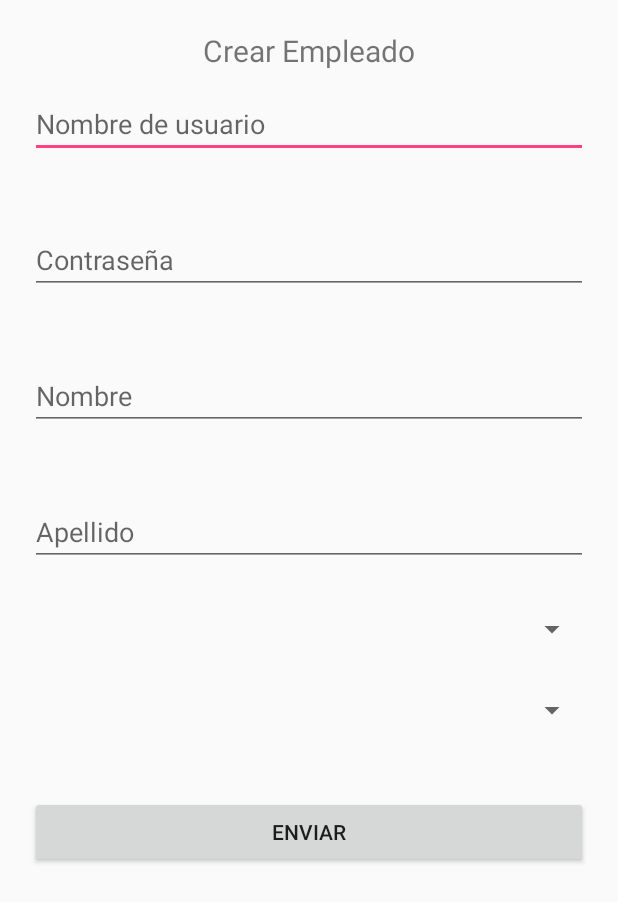
After one commit to MarcosLopez7/POS7Eleven, an Android app: the CreateEmployeeActivity screen opened directly, with no data from a screen before it, on a phone screen of 412 x 824 dp. The commit adds this screen. Shown: the top 902 px of the screen. Run offline under Robolectric (Android 15) with nearby library versions, the phone set to English and light mode, and no system bars; 1 statement that could not run was skipped.

Commit message:
Implementado la creación de empleados

```diff
--- a/app/src/main/AndroidManifest.xml
+++ b/app/src/main/AndroidManifest.xml
@@ -20,7 +20,8 @@
             </intent-filter>
         </activity>
         <activity android:name=".HomeActivity" />
-        <activity android:name=".AdminActivity"></activity>
+        <activity android:name=".AdminActivity" />
+        <activity android:name=".CreateEmployeeActivity"></activity>
     </application>
 
 </manifest>
--- /dev/null
+++ b/app/src/main/res/layout/activity_create_employee.xml
@@ -0,0 +1,89 @@
+<?xml version="1.0" encoding="utf-8"?>
+<RelativeLayout xmlns:android="http://schemas.android.com/apk/res/android"
+    xmlns:app="http://schemas.android.com/apk/res-auto"
+    xmlns:tools="http://schemas.android.com/tools"
+    android:layout_width="match_parent"
+    android:layout_height="match_parent"
+    tools:context="com.assesment.pos7eleven.CreateEmployeeActivity">
+
+    <TextView
+        android:layout_width="wrap_content"
+        android:layout_height="wrap_content"
+        android:text="Crear Empleado"
+        android:layout_centerHorizontal="true"
+        android:layout_marginTop="20sp"
+        android:textSize="20sp"/>
+
+    <LinearLayout
+        android:layout_width="match_parent"
+        android:layout_height="wrap_content"
+        android:orientation="vertical"
+        android:paddingLeft="20dp"
+        android:paddingRight="20dp"
+        android:layout_marginTop="60sp">
+
+        <EditText
+            android:id="@+id/usernameFieldE"
+            android:layout_width="match_parent"
+            android:layout_height="wrap_content"
+            android:ems="10"
+            android:hint="Nombre de usuario"
+            android:inputType="textPersonName"/>
+
+        <EditText
+            android:id="@+id/passwordFieldE"
+            android:layout_width="match_parent"
+            android:layout_height="wrap_content"
+            android:layout_marginTop="45dp"
+            android:ems="10"
+            android:hint="Contraseña"
+            android:inputType="textPassword" />
+
+        <EditText
+            android:id="@+id/nameField"
+            android:layout_width="match_parent"
+            android:layout_height="wrap_content"
+            android:layout_marginTop="45dp"
+            android:ems="10"
+            android:hint="Nombre"
+            android:inputType="textPersonName" />
+
+        <EditText
+            android:id="@+id/lastnameField"
+            android:layout_width="match_parent"
+            android:layout_height="wrap_content"
+            android:layout_marginTop="45dp"
+            android:ems="10"
+            android:hint="Apellido"
+            android:inputType="textPersonName" />
+
+        <android.support.v7.widget.AppCompatSpinner
+            android:layout_width="match_parent"
+            android:layout_height="wrap_content"
+            android:layout_marginTop="30dp"
+            android:isScrollContainer="false"
+            android:id="@+id/positionSP">
+
+        </android.support.v7.widget.AppCompatSpinner>
+
+        <android.support.v7.widget.AppCompatSpinner
+            android:layout_width="match_parent"
+            android:layout_height="wrap_content"
+            android:layout_marginTop="30dp"
+            android:isScrollContainer="false"
+            android:id="@+id/storeSP">
+
+        </android.support.v7.widget.AppCompatSpinner>
+
+        <Button
+            android:id="@+id/createEmployeeButton"
+            android:layout_width="match_parent"
+            android:layout_height="wrap_content"
+            android:layout_marginTop="45dp"
+            android:text="Enviar"
+            android:orientation="vertical"
+            android:gravity="center" />
+
+    </LinearLayout>
+
+</RelativeLayout>
--- a/app/src/main/res/values/strings.xml
+++ b/app/src/main/res/values/strings.xml
@@ -1,4 +1,8 @@
 <resources>
     <string name="app_name">POS 7 Eleven</string>
-    <string name="ip">http://138.197.198.192</string>
+    <string name="ip">http://104.131.134.15</string>
+    <string-array name="position">
+        <item>Gerente</item>
+        <item>Empleado</item>
+    </string-array>
 </resources>
```
Also changed, not shown: app/src/main/java/com/assesment/pos7eleven/AdminActivity.java (+12 -0 lines), app/src/main/java/com/assesment/pos7eleven/CreateEmployeeActivity.java (added, +189 -0 lines), app/src/main/res/layout/activity_admin.xml (+13 -3 lines).
